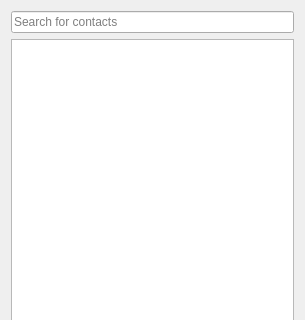
ZestyMeta/qontacts, file src/contactlist.ui: the form before one commit; both pictures show x 0 to 305 and y 0 to 320 of the 305 by 465 pixel window.
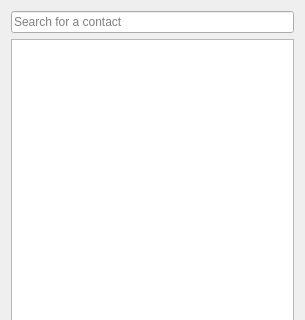
The form after the commit.

Commit message: Clean out widgets in the layout prior to refresh

The edit to the form file:
```diff
--- a/src/contactlist.ui
+++ b/src/contactlist.ui
@@ -29,7 +29,7 @@
       </size>
      </property>
      <property name="placeholderText">
-      <string>Search for contacts</string>
+      <string>Search for a contact</string>
      </property>
     </widget>
    </item>
```
Left out of the diff: 6 changed lines with no effect on the pictures. The commit also changes 4 other files.
